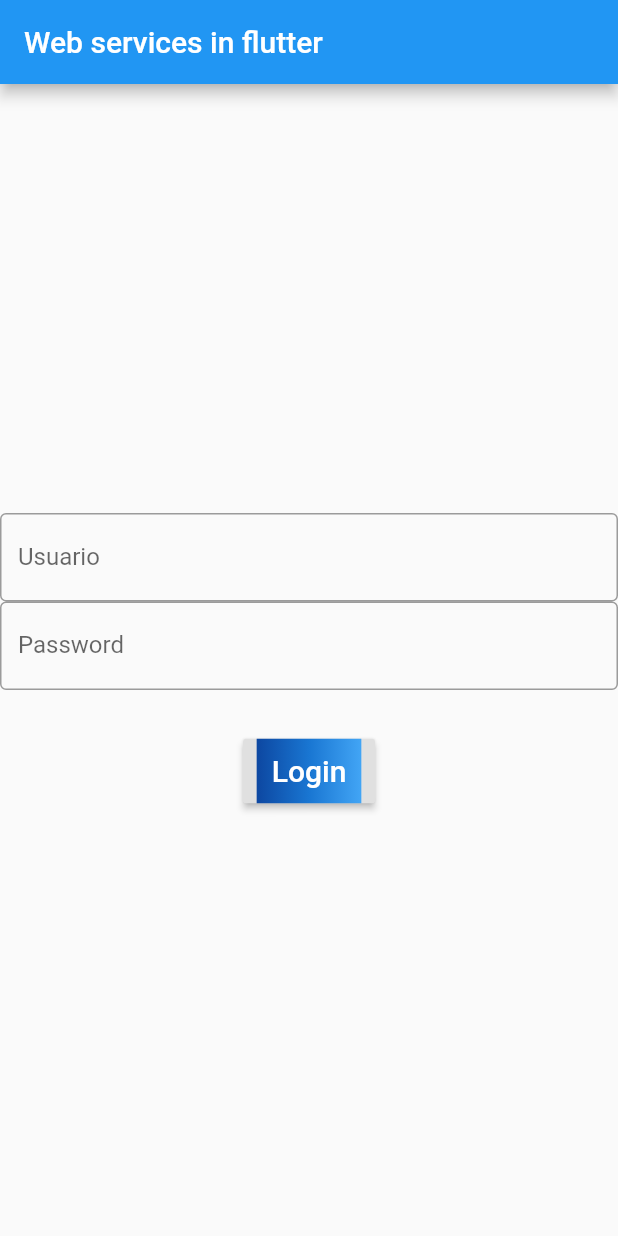
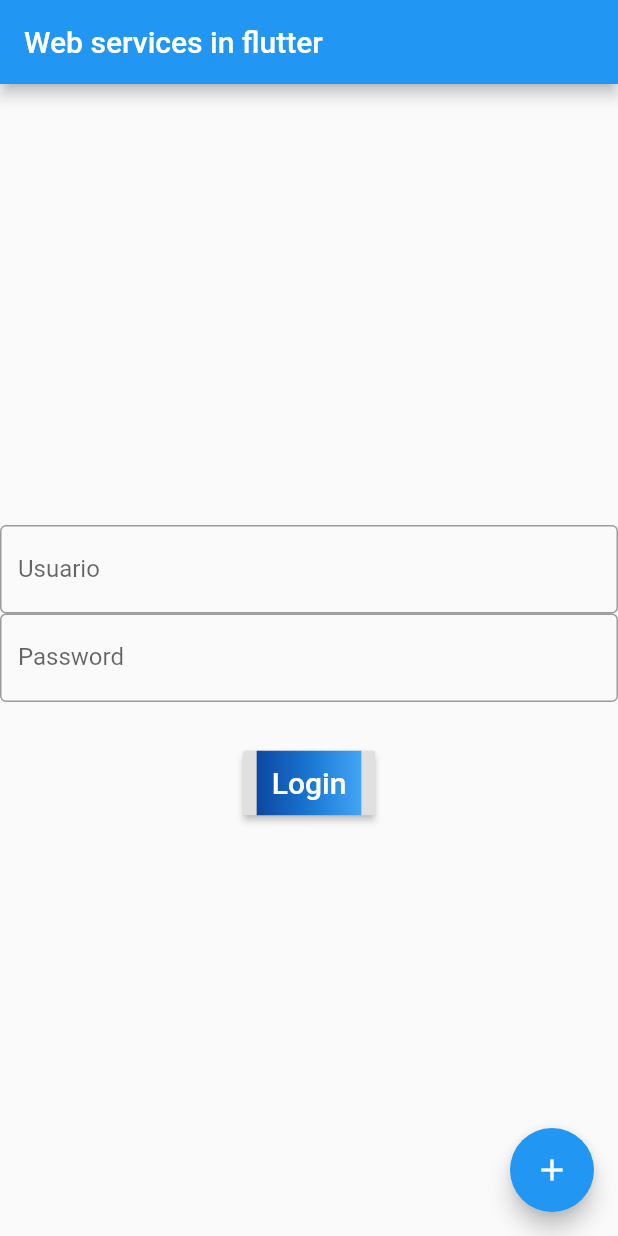
Before and after one commit to jersy96/movilParcial2Front, a Flutter app: the screen it shows after launch, on a phone screen of 412 x 824 dp. Run offline on Flutter 3.47's test engine with Material 2 defaults, Android fonts, the phone set to English and light mode, and no system bars; our stand-ins replace rxdart.

Commit message:
Incorporation of olds buttons

```diff
--- a/lib/main.dart
+++ b/lib/main.dart
@@ -41,6 +41,7 @@ class _MyAppState extends State<MyApp> {
             child: Column(
               mainAxisSize: MainAxisSize.min,
               children: <Widget>[
+                Text(timeString),
                 TextField(
                   decoration: InputDecoration(
                     border: OutlineInputBorder(),
@@ -75,9 +76,14 @@ class _MyAppState extends State<MyApp> {
                   ),
                 ),
               ],
-            )
+            ),
 
-          )
+          ),
+          floatingActionButton: FloatingActionButton(
+            onPressed: updateTime,
+            tooltip: 'Increment',
+            child: Icon(Icons.add),
+          ),
         ),
       );
   }
```
